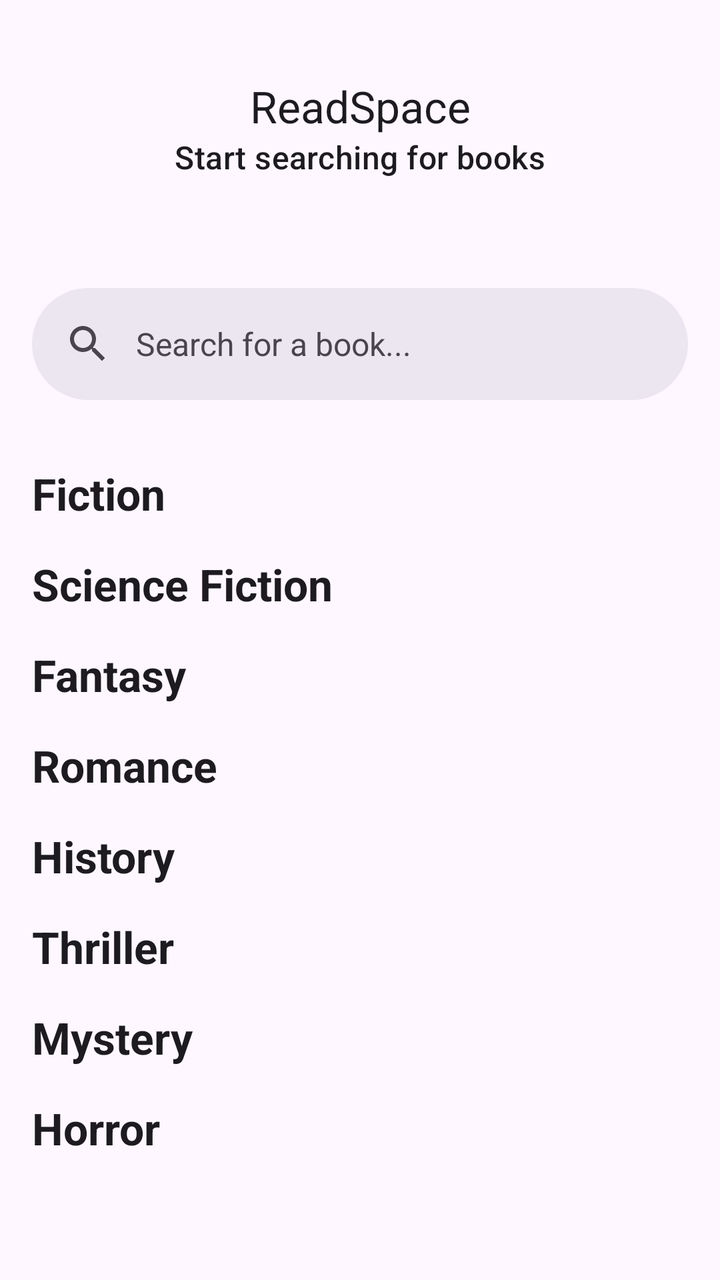
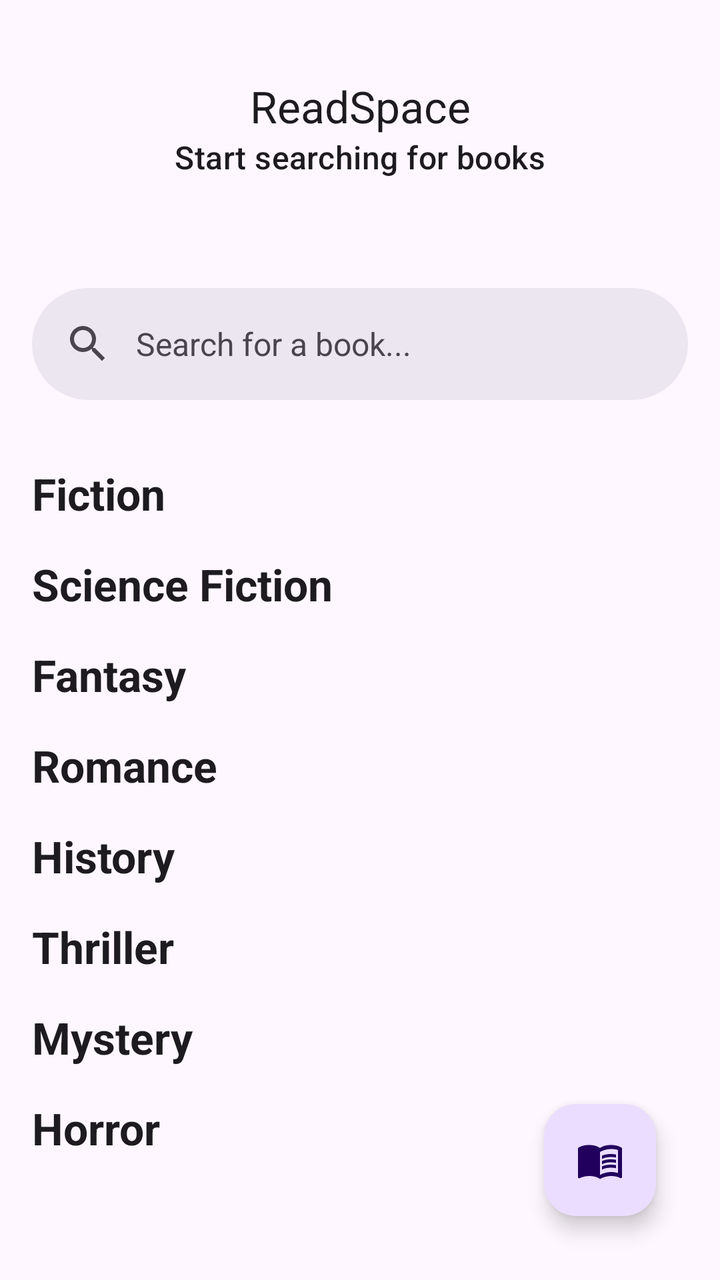

Before-and-after screenshots of an Android layout around one commit, followed by the original layout XML and the change that was made.
<!-- AndroidManifest.xml: application theme Theme.ReadSpace -->
<!-- res/layout/activity_main.xml -->
<?xml version="1.0" encoding="utf-8"?>
<androidx.coordinatorlayout.widget.CoordinatorLayout xmlns:android="http://schemas.android.com/apk/res/android"
    xmlns:app="http://schemas.android.com/apk/res-auto"
    xmlns:tools="http://schemas.android.com/tools"
    android:id="@+id/main"
    android:layout_width="match_parent"
    android:layout_height="match_parent"
    android:orientation="vertical"
    tools:context=".activities.MainActivity">

    <com.google.android.material.appbar.AppBarLayout
        android:layout_width="match_parent"
        android:layout_height="wrap_content"
        android:fitsSystemWindows="true">

        <com.google.android.material.appbar.MaterialToolbar
            android:id="@+id/toolbar"
            android:layout_width="match_parent"
            android:layout_height="128dp"
            app:title="@string/app_name"
            app:subtitle="Start searching for books"
            app:titleCentered="true"
            app:subtitleCentered="true"
            app:layout_collapseMode="pin"
            app:layout_scrollFlags="scroll"
            app:popupTheme="@style/ThemeOverlay.Material3"/>

        <com.google.android.material.search.SearchBar
            android:id="@+id/searchBar"
            android:layout_width="match_parent"
            android:layout_height="wrap_content"
            android:hint="Search for a book..."
            app:layout_collapseMode="pin"
            app:layout_scrollFlags="snap" />

    </com.google.android.material.appbar.AppBarLayout>

    <com.google.android.material.search.SearchView
        android:id="@+id/searchView"
        android:layout_width="match_parent"
        android:layout_height="match_parent"
        android:hint="Search for a book..."
        app:layout_anchor="@id/searchBar">

        <androidx.recyclerview.widget.RecyclerView
            android:id="@+id/searchRecyclerView"
            android:layout_width="match_parent"
            android:layout_height="match_parent"/>

    </com.google.android.material.search.SearchView>

    <androidx.core.widget.NestedScrollView
        android:layout_width="match_parent"
        android:layout_height="match_parent"
        android:paddingBottom="64dp"
        android:clipToPadding="false"
        app:layout_behavior="@string/appbar_scrolling_view_behavior">

        <LinearLayout
            android:layout_width="match_parent"
            android:layout_height="match_parent"
            android:orientation="vertical">

            <TextView
                android:id="@+id/textView1"
                android:layout_width="match_parent"
                android:layout_height="wrap_content"
                android:layout_marginStart="16dp"
                android:layout_marginTop="16dp"
                android:text="Fiction"
                android:textAppearance="@style/TextAppearance.Material3.TitleLarge"
                android:textStyle="bold" />

            <androidx.recyclerview.widget.RecyclerView
                android:id="@+id/recyclerView"
                android:layout_width="match_parent"
                android:layout_height="wrap_content" />

            <TextView
                android:id="@+id/textView2"
                android:layout_width="match_parent"
                android:layout_height="wrap_content"
                android:layout_marginStart="16dp"
                android:layout_marginTop="16dp"
                android:text="Science Fiction"
                android:textAppearance="@style/TextAppearance.Material3.TitleLarge"
                android:textStyle="bold" />

            <androidx.recyclerview.widget.RecyclerView
                android:id="@+id/recyclerView2"
                android:layout_width="match_parent"
                android:layout_height="wrap_content" />

            <TextView
                android:id="@+id/textView3"
                android:layout_width="match_parent"
                android:layout_height="wrap_content"
                android:layout_marginStart="16dp"
                android:layout_marginTop="16dp"
                android:text="Fantasy"
                android:textAppearance="@style/TextAppearance.Material3.TitleLarge"
                android:textStyle="bold" />

            <androidx.recyclerview.widget.RecyclerView
                android:id="@+id/recyclerView3"
                android:layout_width="match_parent"
                android:layout_height="wrap_content" />

            <TextView
                android:id="@+id/textView4"
                android:layout_width="match_parent"
                android:layout_height="wrap_content"
                android:layout_marginStart="16dp"
                android:layout_marginTop="16dp"
                android:text="Romance"
                android:textAppearance="@style/TextAppearance.Material3.TitleLarge"
                android:textStyle="bold" />

            <androidx.recyclerview.widget.RecyclerView
                android:id="@+id/recyclerView4"
                android:layout_width="match_parent"
                android:layout_height="wrap_content" />

            <TextView
                android:id="@+id/textView5"
                android:layout_width="match_parent"
                android:layout_height="wrap_content"
                android:layout_marginStart="16dp"
                android:layout_marginTop="16dp"
                android:text="History"
                android:textAppearance="@style/TextAppearance.Material3.TitleLarge"
                android:textStyle="bold" />

            <androidx.recyclerview.widget.RecyclerView
                android:id="@+id/recyclerView5"
                android:layout_width="match_parent"
                android:layout_height="wrap_content" />

            <TextView
                android:id="@+id/textView6"
                android:layout_width="match_parent"
                android:layout_height="wrap_content"
                android:layout_marginStart="16dp"
                android:layout_marginTop="16dp"
                android:text="Thriller"
                android:textAppearance="@style/TextAppearance.Material3.TitleLarge"
                android:textStyle="bold" />

            <androidx.recyclerview.widget.RecyclerView
                android:id="@+id/recyclerView6"
                android:layout_width="match_parent"
                android:layout_height="wrap_content" />

            <TextView
                android:id="@+id/textView7"
                android:layout_width="match_parent"
                android:layout_height="wrap_content"
                android:layout_marginStart="16dp"
                android:layout_marginTop="16dp"
                android:text="Mystery"
                android:textAppearance="@style/TextAppearance.Material3.TitleLarge"
                android:textStyle="bold" />

            <androidx.recyclerview.widget.RecyclerView
                android:id="@+id/recyclerView7"
                android:layout_width="match_parent"
                android:layout_height="wrap_content" />

            <TextView
                android:layout_width="match_parent"
                android:layout_height="wrap_content"
                android:layout_marginStart="16dp"
                android:layout_marginTop="16dp"
                android:text="Horror"
                android:textAppearance="@style/TextAppearance.Material3.TitleLarge"
                android:textStyle="bold" />

            <androidx.recyclerview.widget.RecyclerView
                android:id="@+id/recyclerView8"
                android:layout_width="match_parent"
                android:layout_height="wrap_content" />

        </LinearLayout>
    </androidx.core.widget.NestedScrollView>

</androidx.coordinatorlayout.widget.CoordinatorLayout>
<!-- resources referenced by this layout -->
<resources>
  <string name="app_name">ReadSpace</string>
  <style name="Theme.ReadSpace" parent="Base.Theme.ReadSpace" />
  <style name="Base.Theme.ReadSpace" parent="Theme.Material3.DayNight.NoActionBar">
          
          
      </style>
</resources>

<!-- the commit's change to res/layout/activity_main.xml (unified diff, before → after) -->
@@ -183,4 +183,13 @@
         </LinearLayout>
     </androidx.core.widget.NestedScrollView>
 
+    <com.google.android.material.floatingactionbutton.FloatingActionButton
+        android:id="@+id/mybooksFAB"
+        android:layout_width="wrap_content"
+        android:layout_height="wrap_content"
+        android:layout_gravity="bottom|end"
+        android:layout_margin="32dp"
+        android:src="@drawable/ic_menu_book"
+        android:elevation="16dp"/>
+
 </androidx.coordinatorlayout.widget.CoordinatorLayout>
<!-- resource entries referenced after the edit -->
@@ -1,5 +1,17 @@
 <!-- resources referenced by this layout -->
 <resources>
+  <!-- drawable ic_menu_book (drawable) -->
+  <vector xmlns:android="http://schemas.android.com/apk/res/android" android:autoMirrored="true" android:height="24dp" android:tint="#000000" android:viewportHeight="24" android:viewportWidth="24" android:width="24dp">
+        
+      <path android:fillColor="@android:color/white" android:pathData="M21,5c-1.11,-0.35 -2.33,-0.5 -3.5,-0.5c-1.95,0 -4.05,0.4 -5.5,1.5c-1.45,-1.1 -3.55,-1.5 -5.5,-1.5S2.45,4.9 1,6v14.65c0,0.25 0.25,0.5 0.5,0.5c0.1,0 0.15,-0.05 0.25,-0.05C3.1,20.45 5.05,20 6.5,20c1.95,0 4.05,0.4 5.5,1.5c1.35,-0.85 3.8,-1.5 5.5,-1.5c1.65,0 3.35,0.3 4.75,1.05c0.1,0.05 0.15,0.05 0.25,0.05c0.25,0 0.5,-0.25 0.5,-0.5V6C22.4,5.55 21.75,5.25 21,5zM21,18.5c-1.1,-0.35 -2.3,-0.5 -3.5,-0.5c-1.7,0 -4.15,0.65 -5.5,1.5V8c1.35,-0.85 3.8,-1.5 5.5,-1.5c1.2,0 2.4,0.15 3.5,0.5V18.5z"/>
+        
+      <path android:fillColor="@android:color/white" android:pathData="M17.5,10.5c0.88,0 1.73,0.09 2.5,0.26V9.24C19.21,9.09 18.36,9 17.5,9c-1.7,0 -3.24,0.29 -4.5,0.83v1.66C14.13,10.85 15.7,10.5 17.5,10.5z"/>
+        
+      <path android:fillColor="@android:color/white" android:pathData="M13,12.49v1.66c1.13,-0.64 2.7,-0.99 4.5,-0.99c0.88,0 1.73,0.09 2.5,0.26V11.9c-0.79,-0.15 -1.64,-0.24 -2.5,-0.24C15.8,11.66 14.26,11.96 13,12.49z"/>
+        
+      <path android:fillColor="@android:color/white" android:pathData="M17.5,14.33c-1.7,0 -3.24,0.29 -4.5,0.83v1.66c1.13,-0.64 2.7,-0.99 4.5,-0.99c0.88,0 1.73,0.09 2.5,0.26v-1.52C19.21,14.41 18.36,14.33 17.5,14.33z"/>
+      
+  </vector>
   <string name="app_name">ReadSpace</string>
   <style name="Theme.ReadSpace" parent="Base.Theme.ReadSpace" />
   <style name="Base.Theme.ReadSpace" parent="Theme.Material3.DayNight.NoActionBar">
